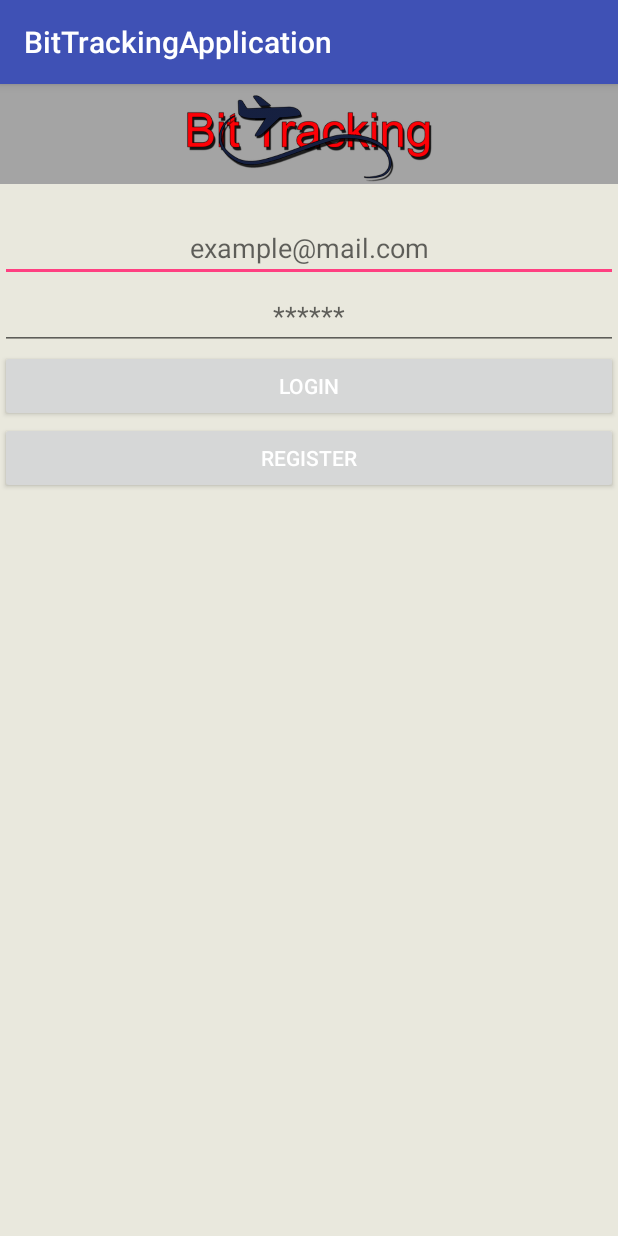
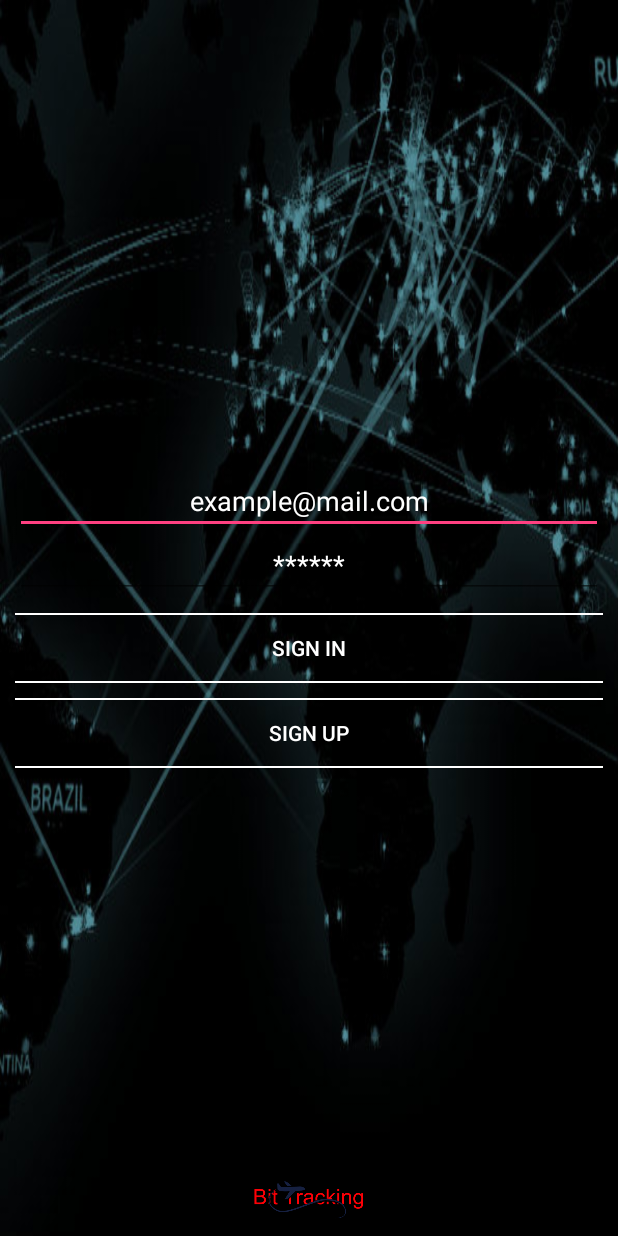
Before and after one commit to KristinaPupavac/bit_tracking_android, an Android app: the screen it shows after launch (BitTrackingActivity), on a phone screen of 412 x 824 dp. Run offline under Robolectric (Android 15) with nearby library versions, the light colour scheme and no system bars.

Commit message:
background seting

```diff
--- a/BitTrackingApplication/app/src/main/java/ba/bitcamp/bittracking/bittrackingapplication/BitTrackingActivity.java
+++ b/BitTrackingApplication/app/src/main/java/ba/bitcamp/bittracking/bittrackingapplication/BitTrackingActivity.java
@@ -16,11 +16,15 @@ public class BitTrackingActivity extends AppCompatActivity {
     private EditText mMail;
     private EditText mPassword;
 
+    User user = new User ("Mladen", "Teofilovic", "mladen@bitcamp.ba", "mladen1");
+
 
     @Override
     protected void onCreate(Bundle savedInstanceState) {
         super.onCreate(savedInstanceState);
         setContentView(R.layout.activity_login);
+
+        RegisterActivity.users.add(user);
 
         mLoginButton = (Button) findViewById(R.id.loginbtn);
 
@@ -34,6 +38,7 @@ public class BitTrackingActivity extends AppCompatActivity {
         mLoginButton.setOnClickListener(new View.OnClickListener() {
             @Override
             public void onClick(View v) {
+               if (!RegisterActivity.users.isEmpty()) {
                    for (int i = 0; i < RegisterActivity.users.size(); i++) {
                        if (RegisterActivity.users.get(i).getMail().equals(mMail.getText().toString()) & RegisterActivity.users.get(i).getPassword().equals(mPassword.getText().toString())) {
                            Toast.makeText(getApplicationContext(), "Redirecting...", Toast.LENGTH_SHORT).show();
@@ -42,6 +47,11 @@ public class BitTrackingActivity extends AppCompatActivity {
                            Toast.makeText(getApplicationContext(), "Wrong input!",
                                    Toast.LENGTH_SHORT).show();
                        }
+                   }
+
+               } else {
+                   Toast.makeText(getApplicationContext(), "Wrong input!",
+                           Toast.LENGTH_SHORT).show();
                }
             }
         });
--- a/BitTrackingApplication/app/src/main/java/ba/bitcamp/bittracking/bittrackingapplication/RegisterActivity.java
+++ b/BitTrackingApplication/app/src/main/java/ba/bitcamp/bittracking/bittrackingapplication/RegisterActivity.java
@@ -18,7 +18,7 @@ import java.util.regex.Pattern;
 /**
  * Created by Kristina Pupavac on 10/17/2015.
  */
-public class RegisterActivity  extends AppCompatActivity {
+public class  RegisterActivity  extends AppCompatActivity {
     private Button mRegisterButton;
     private EditText mName;
     private EditText mSurname;
@@ -28,7 +28,6 @@ public class RegisterActivity  extends AppCompatActivity {
     private EditText mConfPassword;
 
     public static List<User> users = new LinkedList<User>();
-
 
     public static List<User> getUsers() {
         return users;
@@ -42,10 +41,13 @@ public class RegisterActivity  extends AppCompatActivity {
         RegisterActivity.users.add(user);
     }
 
+
+
     @Override
     protected void onCreate(Bundle savedInstanceState) {
         super.onCreate(savedInstanceState);
         setContentView(R.layout.activity_regisere);
+
 
         mRegisterButton = (Button) findViewById(R.id.registerbtn);
 
--- /dev/null
+++ b/BitTrackingApplication/app/src/main/res/drawable/button_bg_stroke.xml
@@ -0,0 +1,8 @@
+<?xml version="1.0" encoding="utf-8"?>
+<selector xmlns:android="http://schemas.android.com/apk/res/android">
+    <item>
+        <shape android:shape="rectangle">
+            <stroke android:width="1dp" android:color="#ffffff"/>
+        </shape>
+    </item>
+</selector>
--- a/BitTrackingApplication/app/src/main/res/layout/activity_login.xml
+++ b/BitTrackingApplication/app/src/main/res/layout/activity_login.xml
@@ -1,29 +1,33 @@
-<LinearLayout xmlns:android="http://schemas.android.com/apk/res/android"
+<?xml version="1.0" encoding="utf-8"?>
+<RelativeLayout xmlns:android="http://schemas.android.com/apk/res/android"
               xmlns:tools="http://schemas.android.com/tools"
               android:layout_width="match_parent"
               android:layout_height="match_parent"
               android:orientation="vertical"
-              android:background="#e9e8dd"
-              tools:context=".LoginActivity" >
-
-    <ImageView
-        android:id="@+id/imageView1"
-        android:layout_width="fill_parent"
-        android:layout_height="100px"
-        android:layout_gravity="left"
-        android:background="#A4A4A4"
-        android:src="@drawable/logo"
-        />
-
-
+              android:layout_centerInParent="true"
+              android:padding="10dp"
+              tools:context=".LoginActivity"
+              android:background="@drawable/map9"
+                                            >
+<LinearLayout
+    android:layout_width="match_parent"
+    android:layout_height="wrap_content"
+    android:orientation="vertical"
+    android:gravity="center"
+    android:layout_centerVertical="true"
+    android:layout_alignParentLeft="true"
+    android:layout_alignParentStart="true"
+    android:id="@+id/linearLayout">
     <EditText
         android:layout_width="match_parent"
         android:layout_height="wrap_content"
-        android:layout_marginTop="30px"
+        android:padding="10dp"
         android:id="@+id/email"
         android:hint="example@mail.com"
         android:textAlignment="center"
-        android:inputType="textEmailAddress"/>
+        android:inputType="textEmailAddress"
+        android:textColorHint="#FFFFFF"
+        android:textColor="#ffffff"/>
 
     <EditText
         android:id="@+id/password"
@@ -31,24 +35,48 @@
         android:layout_height="wrap_content"
         android:inputType="textPassword"
         android:hint="******"
-        android:textAlignment="center"/>
-
-    <Button
-        android:layout_width="match_parent"
-        android:layout_height="wrap_content"
-        android:id="@+id/loginbtn"
-
-        android:textColor="#ffffff"
+        android:layout_marginTop="-2dp"
+        android:padding="10dp"
         android:textAlignment="center"
-        android:text="Login"/>
+        android:textColorHint="#FFFFFF"
+        android:textColor="#ffffff"/>
 
 
     <Button
-        android:layout_width="match_parent"
-        android:layout_height="wrap_content"
+        android:layout_width="700px"
+        android:layout_height="70px"
+        android:id="@+id/loginbtn"
+        android:textColor="#ffffff"
+        android:textAlignment="center"
+        android:text="Sign in"
+        android:background="@drawable/button_bg_stroke"
+        android:layout_marginTop="10dp"
+        />
+
+    <Button
+        android:layout_width="700px"
+        android:layout_height="70px"
         android:id="@+id/register"
         android:textColor="#ffffff"
         android:textAlignment="center"
-        android:text="Register"/>
+        android:text="Sign up"
+        android:background="@drawable/button_bg_stroke"
+        android:layout_below="@+id/linearLayout"
+        android:layout_alignParentRight="true"
+        android:layout_alignParentEnd="true"
+        android:layout_marginTop="10dp"/>
 
 </LinearLayout>
+
+    <ImageView
+        android:id="@+id/imageView1"
+        android:layout_width="match_parent"
+        android:layout_height="30dp"
+        android:src="@drawable/logo"
+        android:layout_alignParentBottom="true"
+        android:layout_alignParentLeft="true"
+        android:layout_alignParentStart="true"/>
+
+
+
+</RelativeLayout>
--- a/BitTrackingApplication/app/src/main/res/values/styles.xml
+++ b/BitTrackingApplication/app/src/main/res/values/styles.xml
@@ -1,7 +1,7 @@
 <resources>
 
     <!-- Base application theme. -->
-    <style name="AppTheme" parent="Theme.AppCompat.Light.DarkActionBar">
+    <style name="AppTheme" parent="Theme.AppCompat.Light.NoActionBar">
         <!-- Customize your theme here. -->
         <item name="colorPrimary">@color/colorPrimary</item>
         <item name="colorPrimaryDark">@color/colorPrimaryDark</item>
```
Also changed, not shown: BitTrackingApplication/app/src/main/java/ba/bitcamp/bittracking/bittrackingapplication/HomeActivity.java (+34 -26 lines), BitTrackingApplication/app/src/main/java/ba/bitcamp/bittracking/bittrackingapplication/Package.java (+37 -5 lines), BitTrackingApplication/app/src/main/java/ba/bitcamp/bittracking/bittrackingapplication/StatusHelper.java (added, +14 -0 lines), BitTrackingApplication/app/src/main/res/layout/activity_home.xml (+84 -58 lines), BitTrackingApplication/app/src/main/res/layout/activity_regisere.xml (+43 -19 lines), BitTrackingApplication/app/src/main/res/drawable/map1.jpg (added), BitTrackingApplication/app/src/main/res/drawable/map2.jpg (added), BitTrackingApplication/app/src/main/res/drawable/map3.jpg (added), BitTrackingApplication/app/src/main/res/drawable/map4.jpg (added), BitTrackingApplication/app/src/main/res/drawable/map5.jpg (added), BitTrackingApplication/app/src/main/res/drawable/map6.jpg (added), BitTrackingApplication/app/src/main/res/drawable/map7.jpg (added), BitTrackingApplication/app/src/main/res/drawable/map8.jpg (added), BitTrackingApplication/app/src/main/res/drawable/map9.jpg (added). Lines whose indentation alone changed are shown as unchanged.
